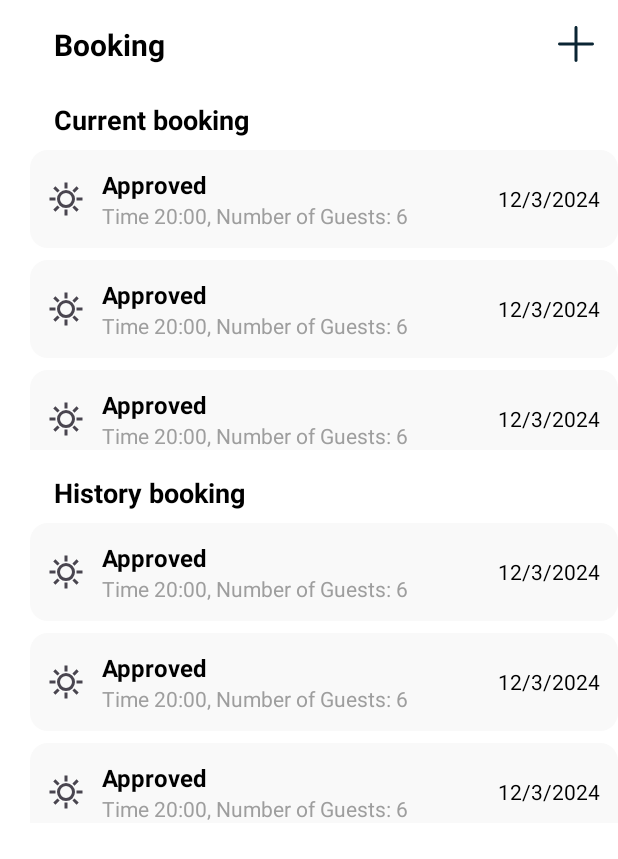
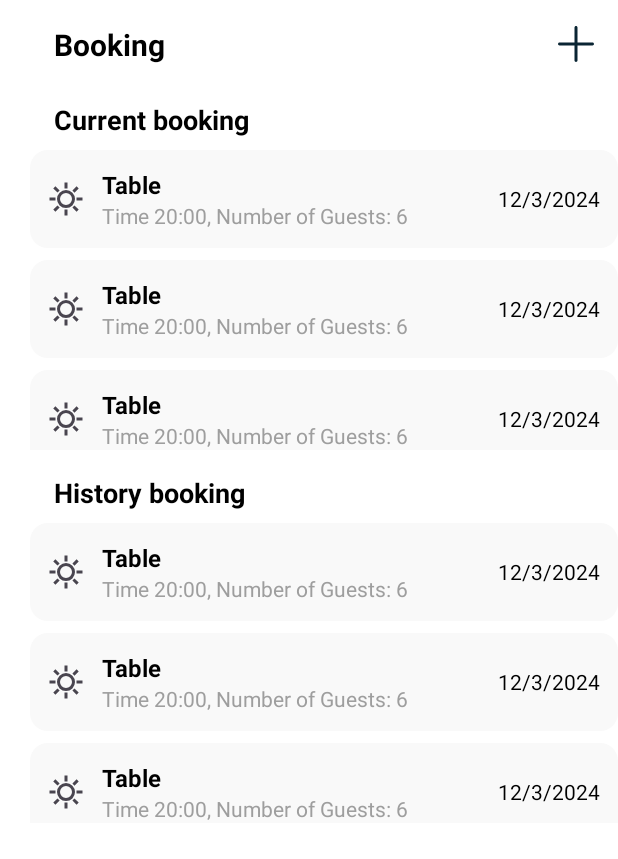
Before and after one commit to SamLyhuy/Autumn, an Android app: the layout activity_booking.xml on its own in the app's theme, with its tools: preview values and no code run, on a phone screen of 412 x 824 dp. Shown: the top 859 px of the screen. Run offline under Robolectric (Android 15) with nearby library versions, the phone set to English and light mode, and no system bars; network calls fail.

```diff
--- a/app/src/main/java/kh/edu/rupp/ite/autumn/ui/element/fragment/AccountFragment.kt
+++ b/app/src/main/java/kh/edu/rupp/ite/autumn/ui/element/fragment/AccountFragment.kt
@@ -70,7 +70,9 @@ class AccountFragment: Fragment() {
                 // pass token to viewModel to get User Info
                 val response = ApiClient.get().apiService.getUserInfo("Bearer $token")
                 Log.d("AccountFragment", "User found")
+
                 val userProfile = response.data?.data
+                Log.d("AccountFragment", "userProfile: $userProfile")
 
                 if (userProfile != null) {
                     // Store the fetched profile data in SharedPreferences
--- a/app/src/main/res/layout/activity_booking.xml
+++ b/app/src/main/res/layout/activity_booking.xml
@@ -96,7 +96,5 @@
 
     </LinearLayout>
 
-    <!-- Title and Add Button -->
-
 
 </androidx.constraintlayout.widget.ConstraintLayout>
--- a/app/src/main/res/layout/item_booking.xml
+++ b/app/src/main/res/layout/item_booking.xml
@@ -25,10 +25,10 @@
         android:layout_marginStart="12dp">
 
         <TextView
-            android:id="@+id/statusText"
+            android:id="@+id/tableID"
             android:layout_width="wrap_content"
             android:layout_height="wrap_content"
-            android:text="Approved"
+            android:text="Table"
             android:textStyle="bold"
             android:textColor="@color/black"
             android:textSize="16sp" />
```
Also changed, not shown: app/src/main/java/kh/edu/rupp/ite/autumn/data/model/Profile.kt (+7 -1 lines), app/src/main/java/kh/edu/rupp/ite/autumn/global/AppEncryptedPref.kt (+0 -87 lines), app/src/main/java/kh/edu/rupp/ite/autumn/ui/element/adapter/EventAdapter.kt (+0 -17 lines).
